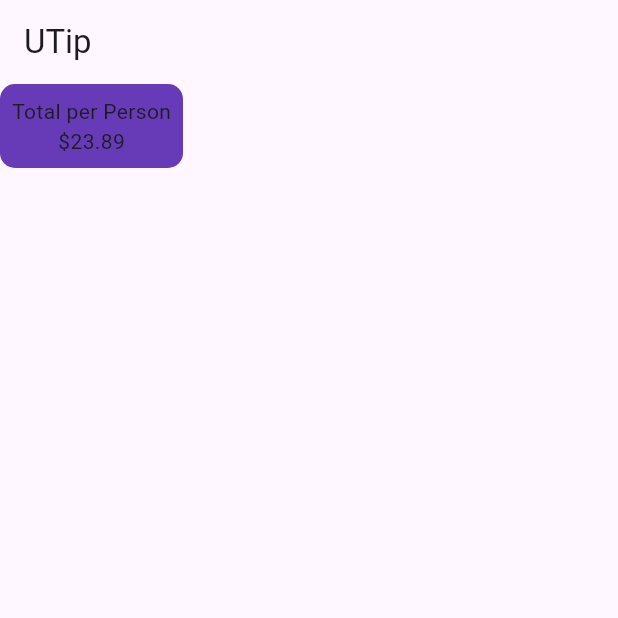
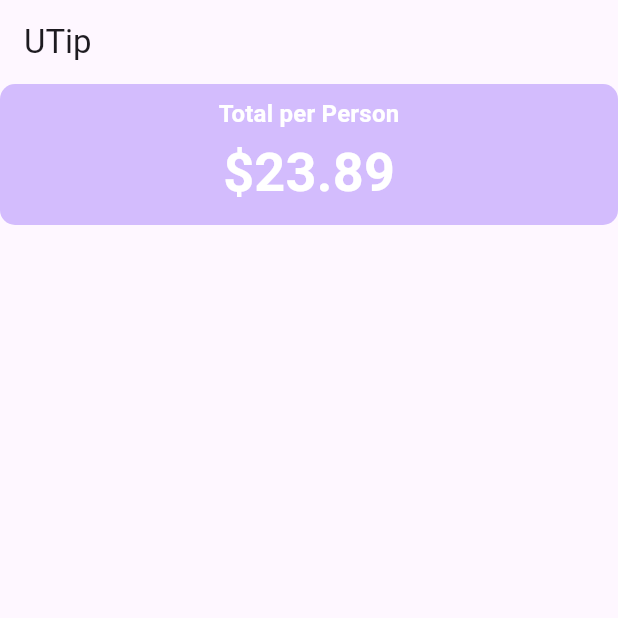
Before and after one commit to HideakiKawakawa/utip, a Flutter app: the screen it shows after launch, on a phone screen of 412 x 824 dp, the top half of it. Run offline on Flutter 3.47's test engine with Material 3 defaults, Android fonts, the phone set to English and light mode, and no system bars.

Commit message:
Add Style

```diff
--- a/lib/main.dart
+++ b/lib/main.dart
@@ -9,6 +9,7 @@ class MyApp extends StatelessWidget {
 
   @override
   Widget build(BuildContext context) {
+    print(context.widget);
     return MaterialApp(
       title: 'UTip',
       theme: ThemeData(
@@ -30,21 +31,37 @@ class UTip extends StatefulWidget {
 class _UTipState extends State<UTip> {
   @override
   Widget build(BuildContext context) {
+    print(context.widget);
+    var theme = Theme.of(context);
+    // Add style
+    final style = theme.textTheme.titleMedium!.copyWith(
+      color: theme.colorScheme.onPrimary,
+      fontWeight: FontWeight.bold,
+    );
     return Scaffold(
       appBar: AppBar(
         title: Text('UTip'),
       ),
       body: Column(
+        crossAxisAlignment: CrossAxisAlignment.stretch,
         children: [
           Container(
               padding: const EdgeInsets.all(8),
               decoration: BoxDecoration(
-                  color: Colors.deepPurple,
+                  color: theme.colorScheme.inversePrimary,
                   borderRadius: BorderRadius.circular(10)),
-              child: const Column(
+              child: Column(
                 children: [
-                  Text("Total per Person"),
-                  Text("\$23.89"),
+                  Text(
+                    "Total per Person",
+                    style: style,
+                  ),
+                  Text(
+                    "\$23.89",
+                    style: style.copyWith(
+                        color: theme.colorScheme.onPrimary,
+                        fontSize: theme.textTheme.displaySmall?.fontSize),
+                  ),
                 ],
               )),
         ],
```
